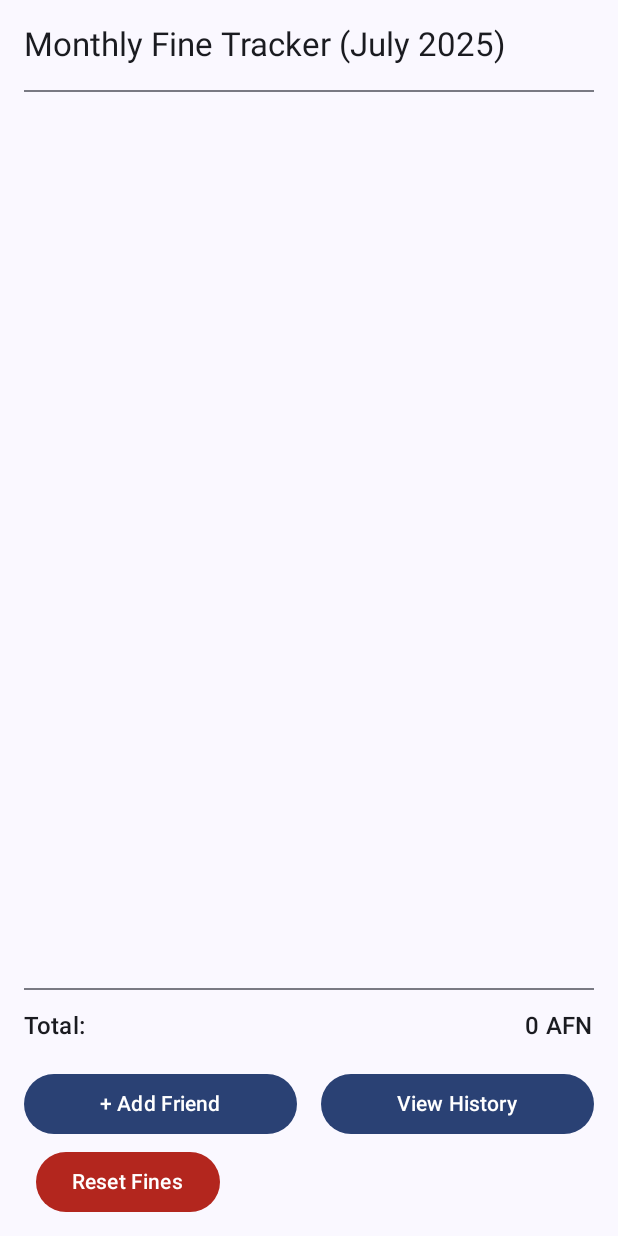
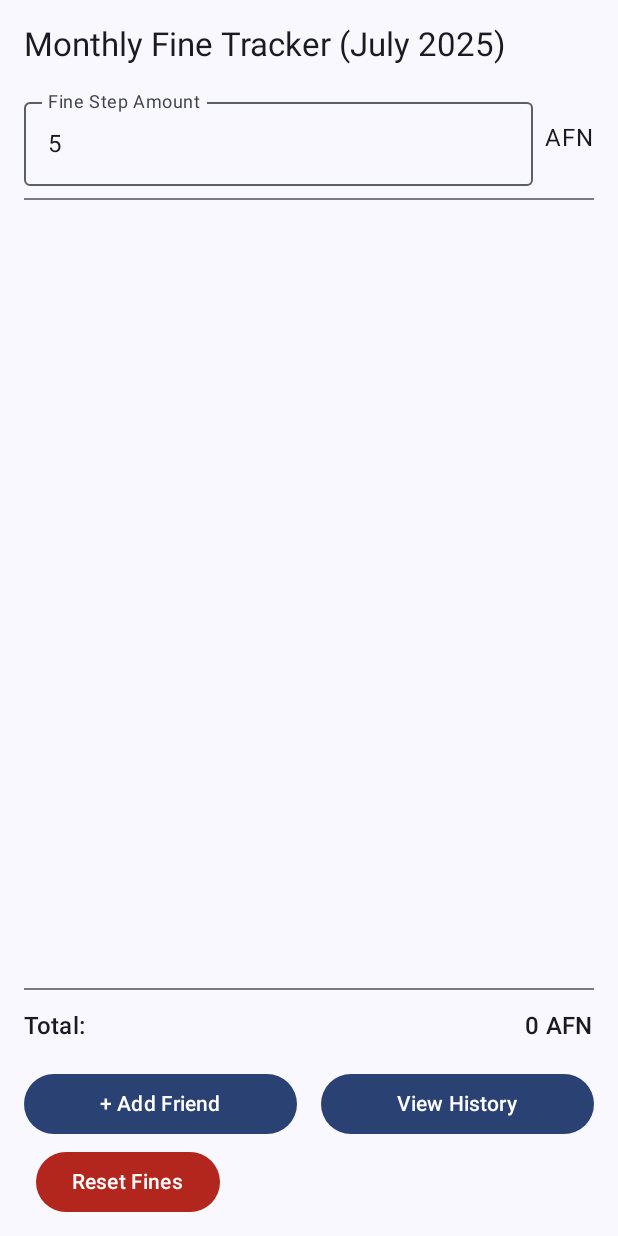
Before and after one commit to bytecraft313/FinedOut, an Android app built with Jetpack Compose: the screen it shows after launch (MainActivity), on a phone screen of 412 x 824 dp. Run offline under Robolectric (Android 15) with nearby library versions, the phone set to English and light mode, and no system bars.

Commit message:
Implement dynamic fine increment

```diff
--- a/app/src/main/java/com/example/finedout/MainActivity.kt
+++ b/app/src/main/java/com/example/finedout/MainActivity.kt
@@ -14,6 +14,7 @@ import androidx.compose.foundation.layout.fillMaxWidth
 import androidx.compose.foundation.layout.height
 import androidx.compose.foundation.layout.padding
 import androidx.compose.foundation.layout.width
+import androidx.compose.foundation.shape.RoundedCornerShape
 import androidx.compose.material.icons.Icons
 import androidx.compose.material.icons.filled.Delete
 import androidx.compose.material3.Button
@@ -67,6 +68,9 @@ data class Person(
 fun FineTrackerApp(context: Context = LocalContext.current) {
     var peopleList by remember { mutableStateOf(listOf<Person>()) }
 
+    var fineStepAmount by remember { mutableStateOf(5) }
+    var fineStepInput by remember { mutableStateOf("5") }
+
     LaunchedEffect(Unit) {
         peopleList = PreferencesHelper.loadPeople(context)
     }
@@ -84,7 +88,7 @@ fun FineTrackerApp(context: Context = LocalContext.current) {
         .fillMaxSize()
         .padding(16.dp)
     ) {
-        // Title Bar
+        // Title
         Text(
             text = "Monthly Fine Tracker (${DateUtils.getCurrentMonthYear()})",
             style = MaterialTheme.typography.titleLarge,
@@ -93,11 +97,32 @@ fun FineTrackerApp(context: Context = LocalContext.current) {
                 .padding(bottom = 16.dp)
         )
 
+        // Fine Step Input
+        Row(
+            modifier = Modifier
+                .fillMaxWidth()
+                .padding(bottom = 8.dp),
+            verticalAlignment = Alignment.CenterVertically,
+            horizontalArrangement = Arrangement.spacedBy(8.dp)
+        ) {
+            OutlinedTextField(
+                value = fineStepInput,
+                onValueChange = {
+                    fineStepInput = it
+                    it.toIntOrNull()?.let { value ->
+                        fineStepAmount = value
+                    }
+                },
+                label = { Text("Fine Step Amount") },
+                modifier = Modifier.weight(1f)
+            )
+            Text("AFN")
+        }
+
         Divider()
-
         Spacer(modifier = Modifier.height(8.dp))
 
-        // List of Friends
+        // Friend List
         Column(
             modifier = Modifier.weight(1f),
             verticalArrangement = Arrangement.spacedBy(12.dp)
@@ -116,13 +141,13 @@ fun FineTrackerApp(context: Context = LocalContext.current) {
 
                         Button(
                             onClick = {
-                                val updatedFine = (person.fine - 5).coerceAtLeast(0)
+                                val updatedFine = (person.fine - fineStepAmount).coerceAtLeast(0)
                                 peopleList = peopleList.toMutableList().also {
                                     it[index] = person.copy(fine = updatedFine)
                                 }
                             },
-                            contentPadding = PaddingValues(horizontal = 12.dp, vertical = 8.dp),
-                            shape = MaterialTheme.shapes.small
+                            contentPadding = PaddingValues(horizontal = 10.dp, vertical = 8.dp),
+                            shape = RoundedCornerShape(50)
                         ) {
                             Text("-")
                         }
@@ -131,13 +156,13 @@ fun FineTrackerApp(context: Context = LocalContext.current) {
 
                         Button(
                             onClick = {
-                                val updatedFine = person.fine + 5
+                                val updatedFine = person.fine + fineStepAmount
                                 peopleList = peopleList.toMutableList().also {
                                     it[index] = person.copy(fine = updatedFine)
                                 }
                             },
-                            contentPadding = PaddingValues(horizontal = 12.dp, vertical = 8.dp),
-                            shape = MaterialTheme.shapes.small
+                            contentPadding = PaddingValues(horizontal = 10.dp, vertical = 8.dp),
+                            shape = RoundedCornerShape(50)
                         ) {
                             Text("+")
                         }
@@ -156,15 +181,13 @@ fun FineTrackerApp(context: Context = LocalContext.current) {
                         }
                     }
                 }
-
             }
         }
 
         Divider()
-
         Spacer(modifier = Modifier.height(12.dp))
 
-        // Total Fine
+        // Total Fine Row
         Row(
             modifier = Modifier.fillMaxWidth(),
             horizontalArrangement = Arrangement.SpaceBetween
@@ -175,7 +198,7 @@ fun FineTrackerApp(context: Context = LocalContext.current) {
 
         Spacer(modifier = Modifier.height(16.dp))
 
-        // Add Friend Input (conditionally visible)
+        // Add Friend Input
         if (showAddFriend) {
             Row(
                 modifier = Modifier.fillMaxWidth(),
@@ -205,7 +228,6 @@ fun FineTrackerApp(context: Context = LocalContext.current) {
         }
 
         // Bottom Buttons
-        // Bottom Buttons
         Column(
             modifier = Modifier.fillMaxWidth(),
             verticalArrangement = Arrangement.spacedBy(8.dp)
@@ -223,7 +245,7 @@ fun FineTrackerApp(context: Context = LocalContext.current) {
 
                 Button(
                     onClick = {
-                        // TODO: Implement View History functionality
+                        // TODO: View history implementation
                     },
                     modifier = Modifier.weight(1f)
                 ) {
@@ -246,6 +268,5 @@ fun FineTrackerApp(context: Context = LocalContext.current) {
                 Text("Reset Fines")
             }
         }
-
     }
 }
```
